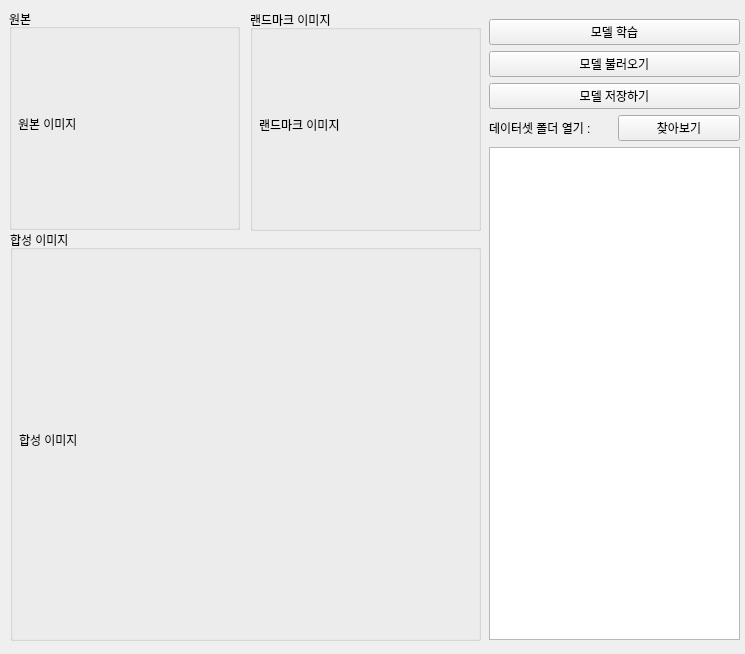
First picture: the form in resource/main_form.ui, repository boa9448/PyAutoMakerHuman, before the edit.
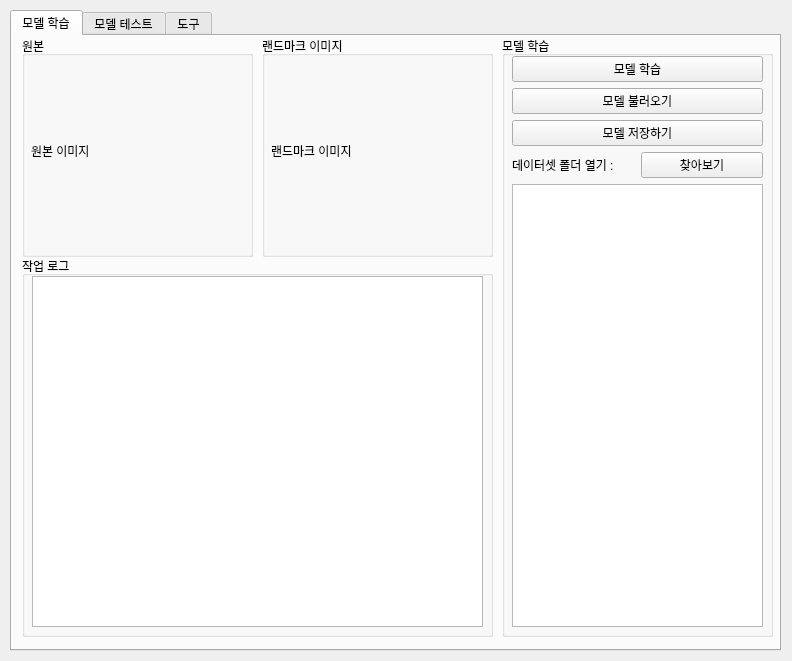
Second picture: the form after the edit.

Commit message: ui의 내용을 세분화 할 수 있도록 탭 형식으로 변경

The edit to the form file:
```diff
--- a/resource/main_form.ui
+++ b/resource/main_form.ui
@@ -6,18 +6,34 @@
    <rect>
     <x>0</x>
     <y>0</y>
-    <width>745</width>
-    <height>654</height>
+    <width>792</width>
+    <height>661</height>
    </rect>
   </property>
   <property name="windowTitle">
    <string>Form</string>
   </property>
+  <widget class="QTabWidget" name="tabWidget">
+   <property name="geometry">
+    <rect>
+     <x>10</x>
+     <y>10</y>
+     <width>771</width>
+     <height>641</height>
+    </rect>
+   </property>
+   <property name="currentIndex">
+    <number>0</number>
+   </property>
+   <widget class="QWidget" name="tab">
+    <attribute name="title">
+     <string>모델 학습</string>
+    </attribute>
   <widget class="QGroupBox" name="groupBox">
    <property name="geometry">
     <rect>
-     <x>9</x>
-     <y>9</y>
+       <x>10</x>
+       <y>0</y>
      <width>231</width>
      <height>221</height>
     </rect>
@@ -49,7 +65,7 @@
    <property name="geometry">
     <rect>
      <x>250</x>
-     <y>10</y>
+       <y>0</y>
      <width>231</width>
      <height>221</height>
     </rect>
@@ -80,42 +96,22 @@
   <widget class="QGroupBox" name="groupBox_3">
    <property name="geometry">
     <rect>
-     <x>10</x>
-     <y>230</y>
-     <width>471</width>
-     <height>411</height>
+       <x>490</x>
+       <y>0</y>
+       <width>271</width>
+       <height>601</height>
     </rect>
    </property>
    <property name="title">
-    <string>합성 이미지</string>
-   </property>
-   <widget class="QWidget" name="verticalLayoutWidget_4">
-    <property name="geometry">
-     <rect>
-      <x>9</x>
-      <y>19</y>
-      <width>451</width>
-      <height>381</height>
-     </rect>
-    </property>
-    <layout class="QVBoxLayout" name="verticalLayout_5">
-     <item>
-      <widget class="QLabel" name="over_img_label">
-       <property name="text">
-        <string>합성 이미지</string>
-       </property>
-      </widget>
-     </item>
-    </layout>
-   </widget>
-  </widget>
+      <string>모델 학습</string>
+     </property>
   <widget class="QWidget" name="verticalLayoutWidget">
    <property name="geometry">
     <rect>
-     <x>489</x>
-     <y>19</y>
+        <x>10</x>
+        <y>20</y>
      <width>251</width>
-     <height>621</height>
+        <height>571</height>
     </rect>
    </property>
    <layout class="QVBoxLayout" name="verticalLayout">
@@ -170,6 +166,42 @@
      </layout>
     </item>
    </layout>
+     </widget>
+    </widget>
+    <widget class="QGroupBox" name="groupBox_4">
+     <property name="geometry">
+      <rect>
+       <x>10</x>
+       <y>220</y>
+       <width>471</width>
+       <height>381</height>
+      </rect>
+     </property>
+     <property name="title">
+      <string>작업 로그</string>
+     </property>
+     <widget class="QListWidget" name="listWidget_2">
+      <property name="geometry">
+       <rect>
+        <x>10</x>
+        <y>20</y>
+        <width>451</width>
+        <height>351</height>
+       </rect>
+      </property>
+     </widget>
+    </widget>
+   </widget>
+   <widget class="QWidget" name="tab_2">
+    <attribute name="title">
+     <string>모델 테스트</string>
+    </attribute>
+   </widget>
+   <widget class="QWidget" name="tab_3">
+    <attribute name="title">
+     <string>도구</string>
+    </attribute>
+   </widget>
   </widget>
  </widget>
  <resources/>
```
Lines whose indentation alone changed are shown as unchanged. The commit also changes 2 other files.
